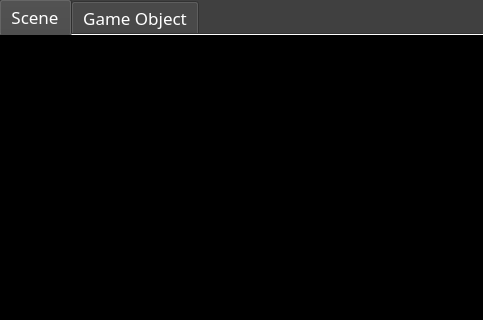
This is ie3D-EMap/Forms/CMainWindow.ui in codeoneclick/ie3D as Qt 5 draws it before an edit; both pictures show x 0 to 483 and y 0 to 320 of the 1280 by 800 pixel window. The edited form follows.
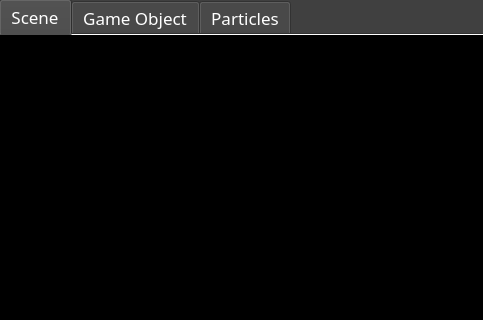
This is the edited form. The open tabs and pages were chosen to show the change.

```diff
--- a/ie3D-EMap/Forms/CMainWindow.ui
+++ b/ie3D-EMap/Forms/CMainWindow.ui
@@ -1852,6 +1852,11 @@
       </widget>
      </widget>
     </widget>
+    <widget class="QWidget" name="m_particlesTab">
+     <attribute name="title">
+      <string>Particles</string>
+     </attribute>
+    </widget>
    </widget>
   </widget>
   <widget class="QMenuBar" name="menuBar">
```
Left out of the diff: 2 changed lines with no effect on the pictures.
